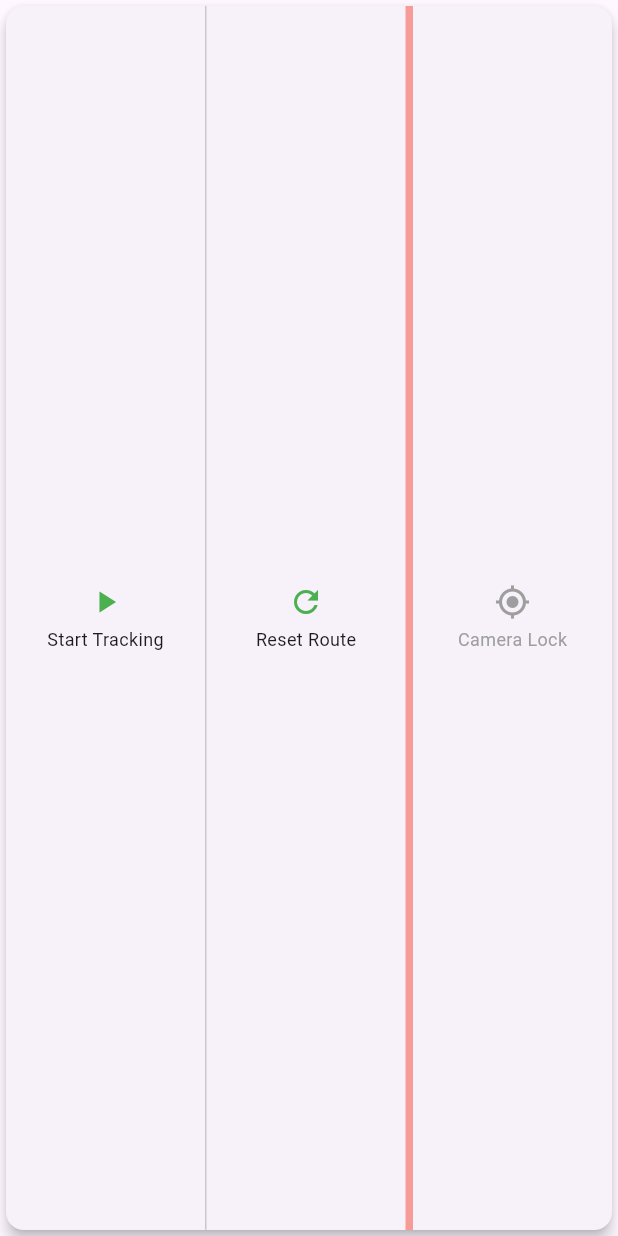
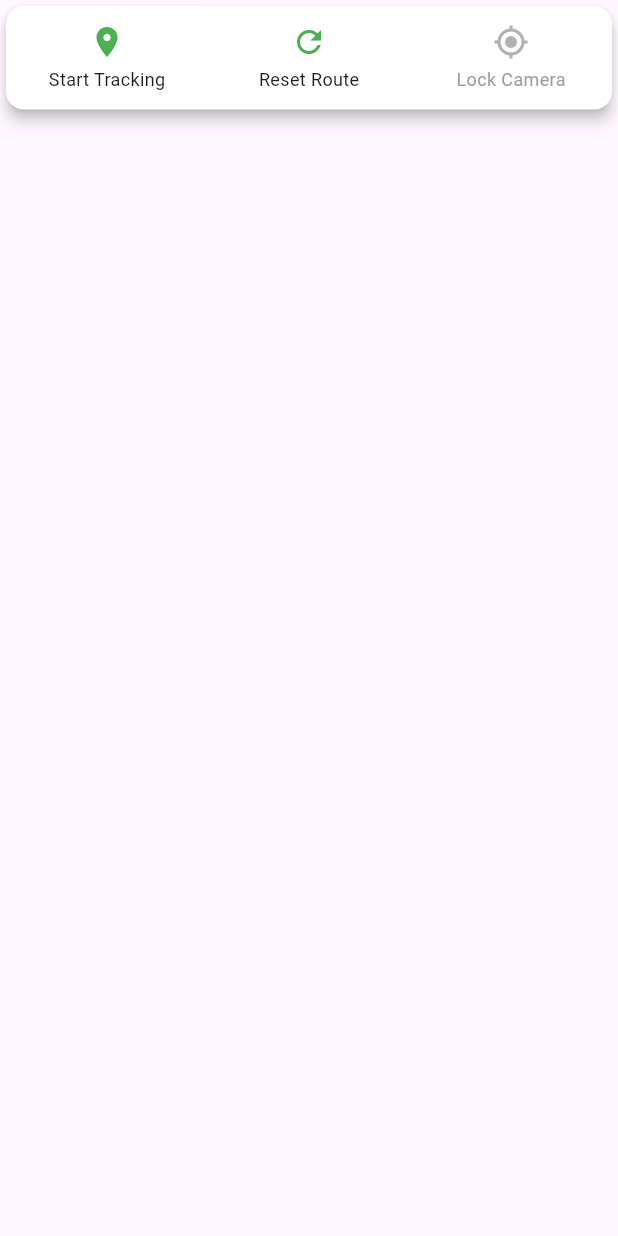
Before and after one commit to furkanarslann/location_tracker_app, a Flutter app: the MapsControlMenuView widget shown alone on an empty page, opened directly, on a phone screen of 412 x 824 dp. Run offline on Flutter 3.47's test engine with Material 3 defaults, Android fonts, the phone set to English and light mode, and no system bars; our stand-ins replace equatable, flutter_bloc, geocoding, geolocator, get_it, google_maps_flutter and 1 more; missing offline and left inert: flutter_polyline_points, haptic_feedback; accounts and stored records are empty.

Commit message:
refactor: Update MapsControlMenuView layout and improve color handling for tracking and camera lock states

```diff
--- a/lib/main.dart
+++ b/lib/main.dart
@@ -54,6 +54,8 @@ class LocationTrackerApp extends StatelessWidget {
       title: 'Location Tracker',
       theme: ThemeData(
         primaryColor: Colors.green,
+        disabledColor: Colors.grey.withValues(alpha: 0.8),
+        cardTheme: const CardTheme(color: Colors.white, elevation: 4),
       ),
       home: BlocProvider(
         create: (_) => getIt<MapsBloc>()..add(MapsInitialized()),
--- a/lib/presentation/pages/maps/widgets/maps_control_menu_view.dart
+++ b/lib/presentation/pages/maps/widgets/maps_control_menu_view.dart
@@ -10,17 +10,22 @@ class MapsControlMenuView extends StatelessWidget {
     return Positioned(
       left: 16,
       right: 16,
-      bottom: MediaQuery.viewPaddingOf(context).bottom + 16,
+      bottom: MediaQuery.viewPaddingOf(context).bottom + 8,
       child: Card(
-        elevation: 4,
         child: BlocBuilder<MapsBloc, MapsState>(
+          buildWhen: (previous, current) {
+            return previous.isTracking != current.isTracking ||
+                previous.isCameraLocked != current.isCameraLocked;
+          },
           builder: (context, state) {
             return Row(
               children: [
                 _MenuButton(
                   icon: Icon(
-                    state.isTracking ? Icons.stop : Icons.play_arrow,
-                    color: Theme.of(context).primaryColor,
+                    state.isTracking ? Icons.location_off : Icons.location_on,
+                    color: state.isTracking
+                        ? Colors.red
+                        : Theme.of(context).primaryColor,
                   ),
                   label: state.isTracking ? 'Stop Tracking' : 'Start Tracking',
                   onPressed: () {
@@ -30,7 +35,6 @@ class MapsControlMenuView extends StatelessWidget {
                     context.read<MapsBloc>().add(event);
                   },
                 ),
-                const _VerticalDivider(),
                 _MenuButton(
                   icon: Icon(
                     Icons.refresh,
@@ -41,21 +45,18 @@ class MapsControlMenuView extends StatelessWidget {
                     context.read<MapsBloc>().add(MapsRouteReset());
                   },
                 ),
-                VerticalDivider(
-                  width: 5,
-                  thickness: 5,
-                  color: Colors.red.withValues(alpha: 0.5),
-                ),
                 _MenuButton(
                   icon: Icon(
                     state.isCameraLocked
                         ? Icons.location_disabled
                         : Icons.my_location,
                     color: state.isTracking
-                        ? Theme.of(context).primaryColor
-                        : Colors.grey,
+                        ? state.isCameraLocked
+                            ? Colors.red
+                            : Theme.of(context).primaryColor
+                        : Theme.of(context).disabledColor,
                   ),
-                  label: 'Camera Lock',
+                  label: state.isCameraLocked ? 'Unlock Camera' : 'Lock Camera',
                   onPressed: state.isTracking
                       ? () {
                           context.read<MapsBloc>().add(MapsCameraLockToggled());
@@ -108,15 +109,3 @@ class _MenuButton extends StatelessWidget {
     );
   }
 }
-
-class _VerticalDivider extends StatelessWidget {
-  const _VerticalDivider();
-
-  @override
-  Widget build(BuildContext context) {
-    return Container(
-      width: 1,
-      color: Colors.grey.withValues(alpha: 0.5),
-    );
-  }
-}
```
